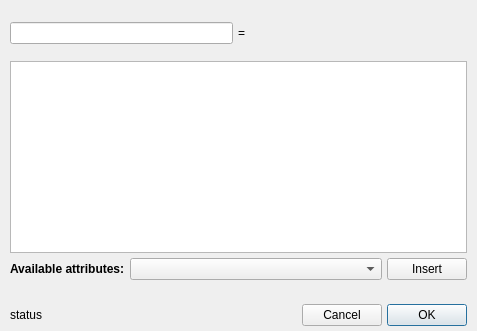
Old version of the form glue/dialogs/component_arithmetic/qt/equation_editor.ui in the repository glue-viz/glue.
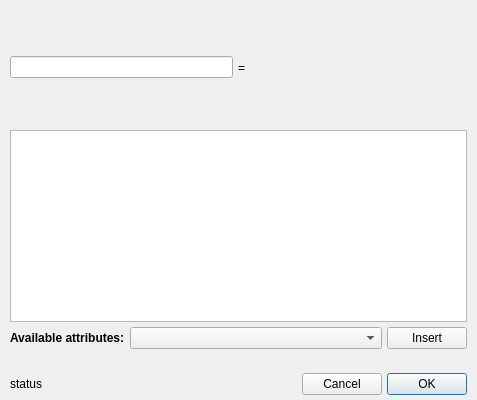
New version of the form. Custom widgets are drawn as their Qt base class.

Diff of the .ui file:
```diff
--- a/glue/dialogs/component_arithmetic/qt/equation_editor.ui
+++ b/glue/dialogs/component_arithmetic/qt/equation_editor.ui
@@ -7,7 +7,7 @@
     <x>0</x>
     <y>0</y>
     <width>477</width>
-    <height>331</height>
+    <height>400</height>
    </rect>
   </property>
   <property name="windowTitle">
```
